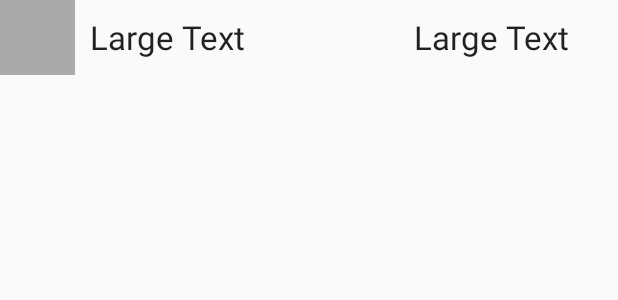
After one commit to jb1717/CansCounter, an Android app: the layout user_row.xml on its own in the app's theme, with its tools: preview values and no code run, on a phone screen of 412 x 824 dp. The commit adds this screen. Shown: the top 300 px of the screen. Run offline under Robolectric (Android 15) with nearby library versions, the phone set to English and light mode, and no system bars.

Commit message:
Add the home page of the app

```diff
--- a/app/build.gradle
+++ b/app/build.gradle
@@ -23,4 +23,5 @@ dependencies {
     compile fileTree(dir: 'libs', include: ['*.jar'])
     testCompile 'junit:junit:4.12'
     compile 'com.android.support:appcompat-v7:23.1.1'
+    compile 'com.loopj.android:android-async-http:1.4.9'
 }
--- a/app/src/main/AndroidManifest.xml
+++ b/app/src/main/AndroidManifest.xml
@@ -1,6 +1,9 @@
 <?xml version="1.0" encoding="utf-8"?>
 <manifest xmlns:android="http://schemas.android.com/apk/res/android"
     package="com.epitech.jibb.canscounter" >
+
+    <uses-permission android:name="android.permission.INTERNET"/>
+    <uses-permission android:name="android.permission.ACCESS_NETWORK_STATE" />
 
     <application
         android:allowBackup="true"
@@ -8,7 +11,7 @@
         android:label="@string/app_name"
         android:supportsRtl="true"
         android:theme="@style/AppTheme" >
-        <activity android:name=".MainActivity" android:theme="@style/Theme.AppCompat.Light.NoActionBar">
+        <activity android:name=".activity.MainActivity" android:theme="@style/Theme.AppCompat.Light.NoActionBar">
             <intent-filter>
                 <action android:name="android.intent.action.MAIN" />
 
--- /dev/null
+++ b/app/src/main/res/layout/user_row.xml
@@ -0,0 +1,34 @@
+<?xml version="1.0" encoding="utf-8"?>
+<RelativeLayout xmlns:android="http://schemas.android.com/apk/res/android"
+    android:layout_width="match_parent" android:layout_height="match_parent">
+
+    <ImageView
+        android:layout_width="50dp"
+        android:layout_height="50dp"
+        android:id="@+id/user_image"
+        android:layout_alignParentTop="true"
+        android:layout_alignParentStart="true"
+        android:background="#AAA" />
+
+    <TextView
+        android:layout_width="wrap_content"
+        android:layout_height="wrap_content"
+        android:textAppearance="?android:attr/textAppearanceLarge"
+        android:text="Large Text"
+        android:id="@+id/user_name"
+        android:layout_marginTop="10dp"
+        android:layout_alignBottom="@+id/user_image"
+        android:layout_marginStart="60dp"
+        android:layout_alignParentTop="true" />
+
+    <TextView
+        android:layout_width="wrap_content"
+        android:layout_height="wrap_content"
+        android:layout_marginTop="10dp"
+        android:textAppearance="?android:attr/textAppearanceLarge"
+        android:text="Large Text"
+        android:id="@+id/nb_cans"
+        android:layout_alignParentTop="true"
+        android:layout_alignParentEnd="true"
+        android:layout_marginEnd="32dp" />
+</RelativeLayout>
```
Also changed, not shown: app/src/main/java/com/epitech/jibb/canscounter/MainActivity.java (deleted, +0 -30 lines), app/src/main/java/com/epitech/jibb/canscounter/activity/MainActivity.java (added, +79 -0 lines), app/src/main/java/com/epitech/jibb/canscounter/adapter/UsersAdapter.java (added, +53 -0 lines), app/src/main/java/com/epitech/jibb/canscounter/api/DodoApi.java (added, +31 -0 lines), app/src/main/java/com/epitech/jibb/canscounter/models/User.java (added, +38 -0 lines), app/src/main/res/layout/activity_main.xml (+11 -1 lines).
